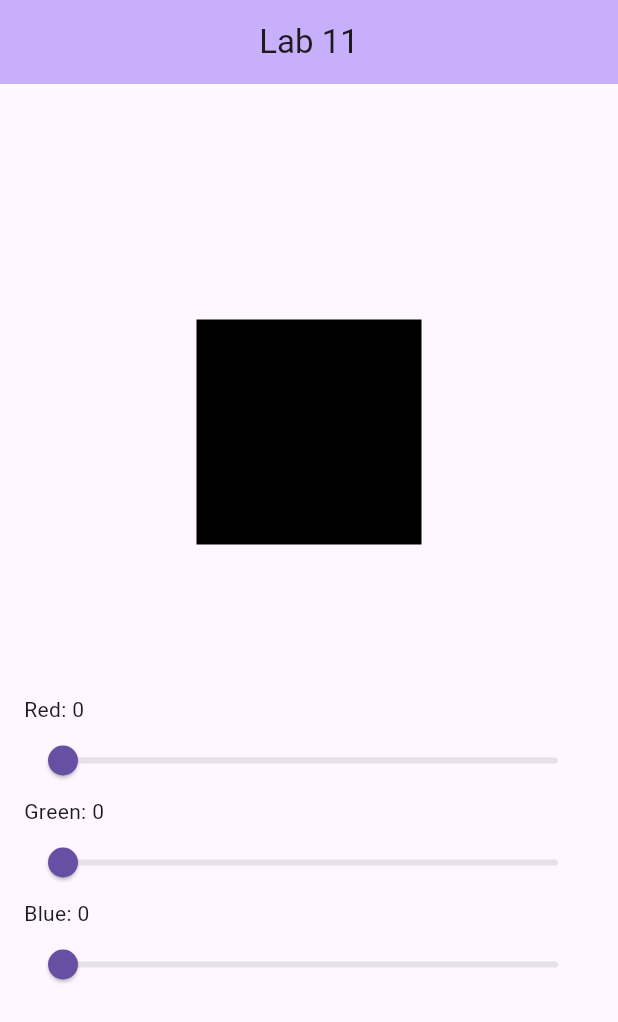
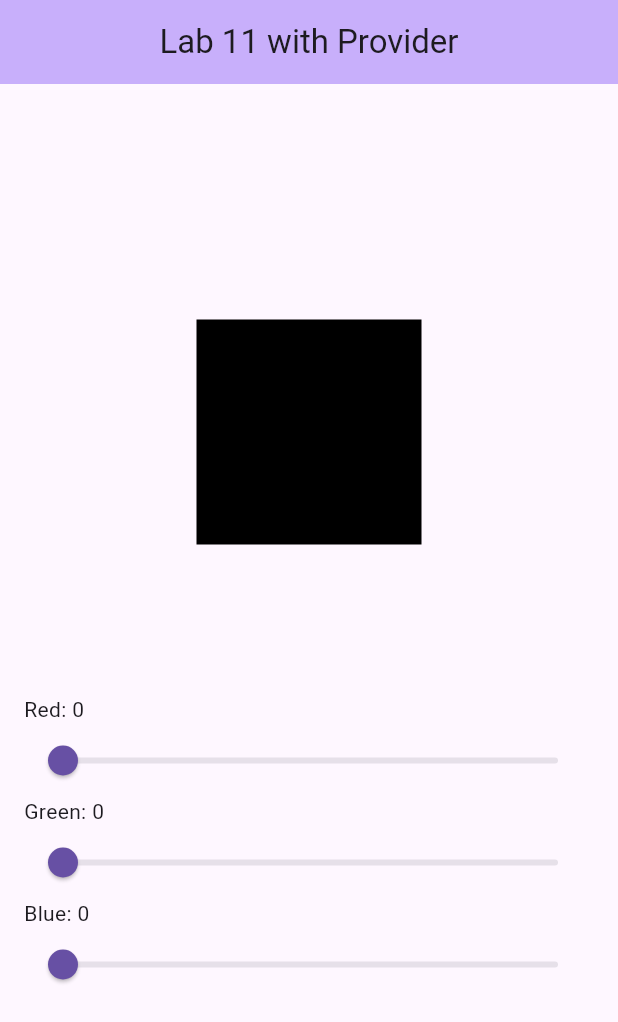
Before and after one commit to Galagadiv/labs_from_11, a Flutter app: the screen it shows after launch, on a phone screen of 412 x 824 dp. Shown: the top 1022 px of the screen. Run offline on Flutter 3.47's test engine with Material 3 defaults, Android fonts, the phone set to English and light mode, and no system bars.

Commit message:
rework with Provider

```diff
--- a/lib/main.dart
+++ b/lib/main.dart
@@ -1,15 +1,38 @@
+// import 'package:flutter/material.dart';
+//
+// void main() {
+//   runApp(MyApp());
+// }
+//
+// class MyApp extends StatelessWidget {
+//   @override
+//   Widget build(BuildContext context) {
+//     return MaterialApp(
+//       title: 'Text Preview App',
+//       theme: ThemeData(primarySwatch: Colors.blue),
+//       home: HomeScreen(),
+//     );
+//   }
+// }
+
 import 'package:flutter/material.dart';
+import 'package:provider/provider.dart';
 import './widgets/HomeScreen.dart';
 void main() {
-  runApp(MyApp());
+  runApp(
+    MultiProvider(
+      providers: [
+        ChangeNotifierProvider(create: (_) => ColorProvider()),
+      ],
+      child: MyApp(),
+    ),
+  );
 }
 
 class MyApp extends StatelessWidget {
   @override
   Widget build(BuildContext context) {
     return MaterialApp(
-      title: 'Text Preview App',
-      theme: ThemeData(primarySwatch: Colors.blue),
       home: HomeScreen(),
     );
   }
--- a/lib/widgets/HomeScreen.dart
+++ b/lib/widgets/HomeScreen.dart
@@ -1,21 +1,37 @@
 import 'package:flutter/material.dart';
+import 'package:provider/provider.dart';
 
-class HomeScreen extends StatefulWidget {
-  @override
-  _HomeScreenState createState() => _HomeScreenState();
-}
-
-class _HomeScreenState extends State<HomeScreen> {
-  final TextEditingController _textController = TextEditingController();
+class ColorProvider with ChangeNotifier {
   double _redColor = 0;
   double _greenColor = 0;
   double _blueColor = 0;
 
+  double get redColor => _redColor;
+  double get greenColor => _greenColor;
+  double get blueColor => _blueColor;
+
+  void updateRedColor(double value) {
+    _redColor = value;
+    notifyListeners();
+  }
+
+  void updateGreenColor(double value) {
+    _greenColor = value;
+    notifyListeners();
+  }
+
+  void updateBlueColor(double value) {
+    _blueColor = value;
+    notifyListeners();
+  }
+}
+
+class HomeScreen extends StatelessWidget {
   @override
   Widget build(BuildContext context) {
     return Scaffold(
       appBar: AppBar(
-        title: const Text('Lab 11'),
+        title: const Text('Lab 11 with Provider'),
         centerTitle: true,
         backgroundColor: const Color.fromRGBO(120, 66, 245, 0.4),
       ),
@@ -25,75 +41,58 @@ class _HomeScreenState extends State<HomeScreen> {
           mainAxisAlignment: MainAxisAlignment.center,
           crossAxisAlignment: CrossAxisAlignment.start,
           children: [
-            Row(
-              mainAxisAlignment: MainAxisAlignment.center,
-              children: [
-                Container(
+            // Color preview box
+            Center(
+              child: Container(
                 height: 150,
                 width: 150,
-                margin: EdgeInsets.only(bottom: 100),
-                color: Color.fromRGBO(_redColor.toInt(), _greenColor.toInt(), _blueColor.toInt(), 1),
-              ),]
+                margin: const EdgeInsets.only(bottom: 100),
+                color: Color.fromRGBO(
+                  context.watch<ColorProvider>().redColor.toInt(),
+                  context.watch<ColorProvider>().greenColor.toInt(),
+                  context.watch<ColorProvider>().blueColor.toInt(),
+                  1,
+                ),
+              ),
             ),
 
-            Text('Red: ${_redColor.toStringAsFixed(0)}'),
-            Row(
-              children: [
-                Expanded(
-                  child: Slider(
-                    value: _redColor,
+            // Red color slider
+            Text('Red: ${context.watch<ColorProvider>().redColor.toStringAsFixed(0)}'),
+            Slider(
+              value: context.watch<ColorProvider>().redColor,
               min: 0,
               max: 255,
               divisions: 255,
-                    label: _redColor.round().toString(),
+              label: context.watch<ColorProvider>().redColor.round().toString(),
               onChanged: (double value) {
-                      setState(() {
-                        _redColor = value;
-                      });
+                context.read<ColorProvider>().updateRedColor(value);
               },
             ),
-                ),
-              ],
-            ),
 
-            Text('Green: ${_greenColor.toStringAsFixed(0)}'),
-            Row(
-              children: [
-                Expanded(
-                  child: Slider(
-                    value: _greenColor,
+            // Green color slider
+            Text('Green: ${context.watch<ColorProvider>().greenColor.toStringAsFixed(0)}'),
+            Slider(
+              value: context.watch<ColorProvider>().greenColor,
               min: 0,
               max: 255,
               divisions: 255,
-                    label: _greenColor.round().toString(),
+              label: context.watch<ColorProvider>().greenColor.round().toString(),
               onChanged: (double value) {
-                      setState(() {
-                        _greenColor = value;
-                      });
+                context.read<ColorProvider>().updateGreenColor(value);
               },
             ),
-                ),
-              ],
-            ),
 
-            Text('Blue: ${_blueColor.toStringAsFixed(0)}'),
-            Row(
-              children: [
-                Expanded(
-                  child: Slider(
-                    value: _blueColor,
+            // Blue color slider
+            Text('Blue: ${context.watch<ColorProvider>().blueColor.toStringAsFixed(0)}'),
+            Slider(
+              value: context.watch<ColorProvider>().blueColor,
               min: 0,
               max: 255,
               divisions: 255,
-                    label: _blueColor.round().toString(),
+              label: context.watch<ColorProvider>().blueColor.round().toString(),
               onChanged: (double value) {
-                      setState(() {
-                        _blueColor = value;
-                      });
+                context.read<ColorProvider>().updateBlueColor(value);
               },
-                  ),
-                ),
-              ],
             ),
           ],
         ),
--- a/pubspec.yaml
+++ b/pubspec.yaml
@@ -2,7 +2,7 @@ name: labs_from_11
 description: "A new Flutter project."
 # The following line prevents the package from being accidentally published to
 # pub.dev using `flutter pub publish`. This is preferred for private packages.
-publish_to: 'none' # Remove this line if you wish to publish to pub.dev
+publish_to: "none" # Remove this line if you wish to publish to pub.dev
 
 # The following defines the version and build number for your application.
 # A version number is three numbers separated by dots, like 1.2.43
@@ -31,10 +31,10 @@ dependencies:
   flutter:
     sdk: flutter
 
-
   # The following adds the Cupertino Icons font to your application.
   # Use with the CupertinoIcons class for iOS style icons.
   cupertino_icons: ^1.0.8
+  provider: 6.1.2
 
 dev_dependencies:
   flutter_test:
@@ -52,7 +52,6 @@ dev_dependencies:
 
 # The following section is specific to Flutter packages.
 flutter:
-
   # The following line ensures that the Material Icons font is
   # included with your application, so that you can use the icons in
   # the material Icons class.
```
Also changed, not shown: pubspec.lock. Lines whose indentation alone changed are shown as unchanged.
